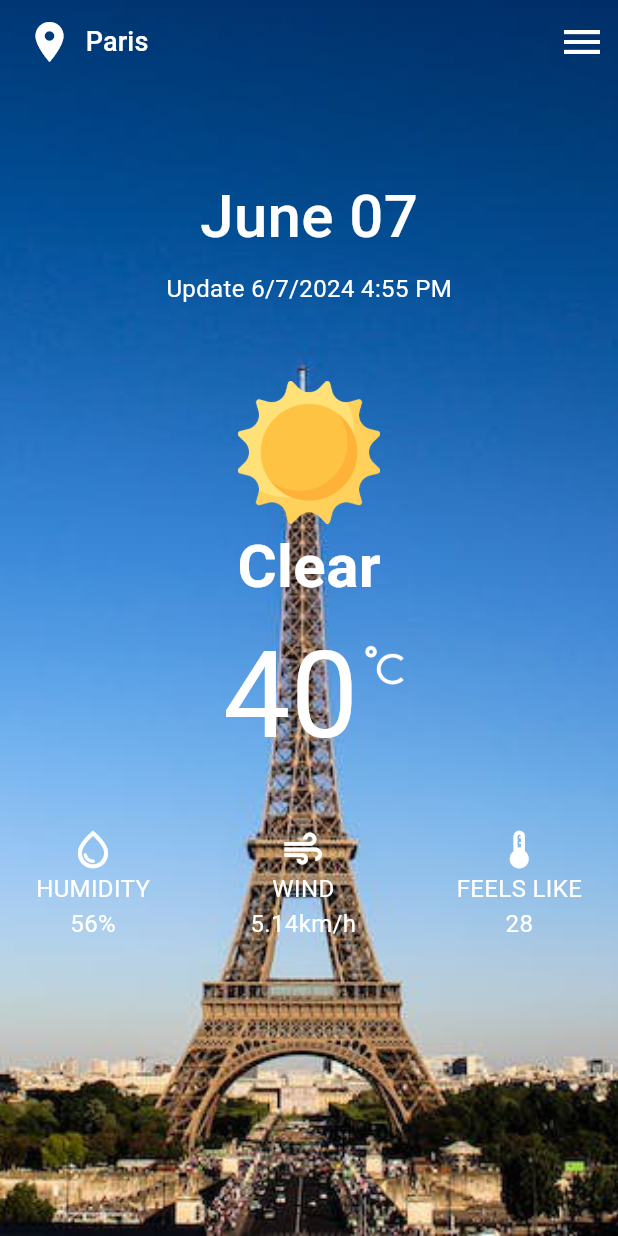
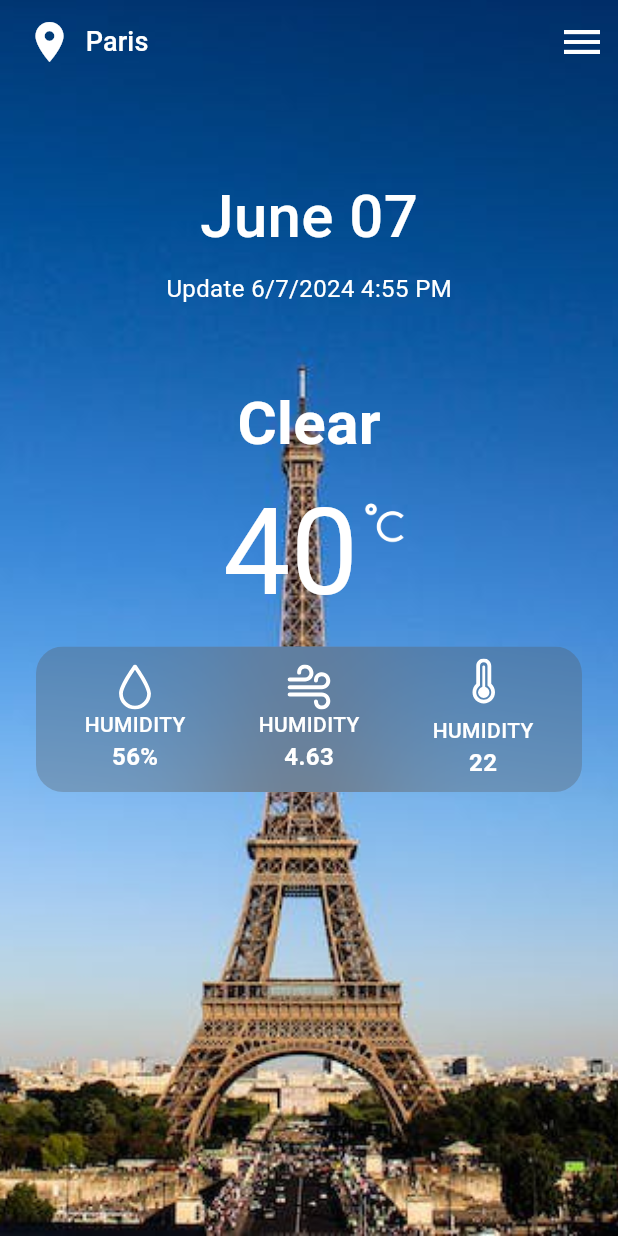
Before and after one commit to shaxabaxa1117/weather_app, a Flutter app: the screen it shows after launch, on a phone screen of 412 x 824 dp. Run offline on Flutter 3.47's test engine with Material 3 defaults, Android fonts, the phone set to English and light mode, and no system bars; our stand-ins replace another_flutter_splash_screen, flex_color_scheme, flutter_svg.

```diff
--- a/lib/ui/pages/home_page.dart
+++ b/lib/ui/pages/home_page.dart
@@ -2,7 +2,9 @@
 
 import 'package:flutter/material.dart';
 import 'package:flutter/widgets.dart';
+import 'package:weather_app/ui/widgets/blur_container.dart';
 import 'package:weather_app/ui/widgets/home_page_appbar.dart';
+import 'package:flutter_svg/flutter_svg.dart';
 
 class HomePage extends StatelessWidget {
   const HomePage({super.key});
@@ -26,6 +28,7 @@ class HomePage extends StatelessWidget {
               const HomePageAppBar(),
               Expanded(
                 child: ListView(
+                  physics: NeverScrollableScrollPhysics(),
                   padding: const EdgeInsets.symmetric(horizontal: 24),
                   children: const <Widget>[
                     SizedBox(
@@ -36,10 +39,7 @@ class HomePage extends StatelessWidget {
                       height: 50,
                     ),
                     HomePageFirstBody(),
-                    SizedBox(
-                      height: 25,
-                    ),
-                    HomePageSecondBody()
+                    HomePageOptions(),
                   ],
                 ),
               )
@@ -68,7 +68,7 @@ class HomePageHeader extends StatelessWidget {
         ),
         Text(
           'Update 6/7/2024 4:55 PM',
-          style: TextStyle(color: Colors.white,fontSize: 16),
+          style: TextStyle(color: Colors.white, fontSize: 16),
         )
       ],
     );
@@ -82,11 +82,6 @@ class HomePageFirstBody extends StatelessWidget {
   Widget build(BuildContext context) {
     return const Column(
       children: [
-        Image(
-          image: AssetImage('assets/icons/sun.png'),
-          height: 95,
-          width: 95,
-        ),
         Text(
           'Clear',
           style: TextStyle(
@@ -202,3 +197,74 @@ class ComponentOfSwcondBody extends StatelessWidget {
     );
   }
 }
+
+class HomePageOptions extends StatelessWidget {
+  const HomePageOptions({super.key});
+
+  @override
+  Widget build(BuildContext context) {
+    List<Map<String, dynamic>> data = [
+      {
+        'img': 'assets/icons/humidity.svg',
+        'title': 'Humidity',
+        'data': '56%',
+      },
+      {
+        'img': 'assets/icons/wind.svg',
+        'title': 'Humidity',
+        'data': '4.63',
+      },
+      {
+        'img': 'assets/icons/feels_like.svg',
+        'title': 'Humidity',
+        'data': '22',
+      }
+    ];
+    return BlurContainer(
+      child: Row(
+        mainAxisAlignment: MainAxisAlignment.spaceAround,
+        children: List.generate(data.length, (index) {
+          return HomePageOptionsItems(
+            imagePath: data[index]['img'],
+            optionName: data[index]['title'],
+            optionData: data[index]['data'],
+          );
+        }),
+      ),
+    );
+  }
+}
+
+class HomePageOptionsItems extends StatelessWidget {
+  final String imagePath;
+  final String optionName;
+  final String optionData;
+  const HomePageOptionsItems(
+      {super.key,
+      required this.imagePath,
+      required this.optionName,
+      required this.optionData});
+
+  @override
+  Widget build(BuildContext context) {
+    return Column(
+      children: <Widget>[
+        SvgPicture.asset(imagePath),
+        Text(
+          optionName.toUpperCase(),
+          style: TextStyle(
+            fontSize: 14,
+            color: Colors.white,
+            fontWeight: FontWeight.w500,
+          ),
+        ),
+        Text(optionData.toUpperCase(),
+          style: TextStyle(
+            fontSize: 16,
+            color: Colors.white,
+            fontWeight: FontWeight.w700,
+          ),)
+      ],
+    );
+  }
+}
--- /dev/null
+++ b/lib/ui/widgets/blur_container.dart
@@ -0,0 +1,32 @@
+import 'dart:ui';
+
+import 'package:flutter/material.dart';
+
+class BlurContainer extends StatelessWidget {
+  final Widget? child;
+
+  const BlurContainer({
+    super.key,
+    this.child,
+  });
+
+  @override
+  Widget build(BuildContext context) {
+    return ClipRRect(
+      child: BackdropFilter(
+        filter: ImageFilter.blur(
+          sigmaX: 45,
+          sigmaY: 45,
+        ),
+        child: Container(
+          padding: EdgeInsets.symmetric(horizontal: 8, vertical: 8),
+          decoration: BoxDecoration(
+            borderRadius: BorderRadius.circular(18),
+            color: const Color(0xff535353).withOpacity(.3),
+          ),
+          child: child, //! gives ability to have child
+        ),
+      ),
+    );
+  }
+}
--- a/pubspec.yaml
+++ b/pubspec.yaml
@@ -37,6 +37,7 @@ dependencies:
   cupertino_icons: ^1.0.6
   another_flutter_splash_screen: ^1.2.0
   flex_color_scheme: ^7.3.1
+  flutter_svg: ^2.0.10+1
 
 dev_dependencies:
   flutter_test:
```
Also changed, not shown: assets/icons/feels_like.svg (added), assets/icons/humidity.svg (added), assets/icons/wind.svg (added), pubspec.lock.
